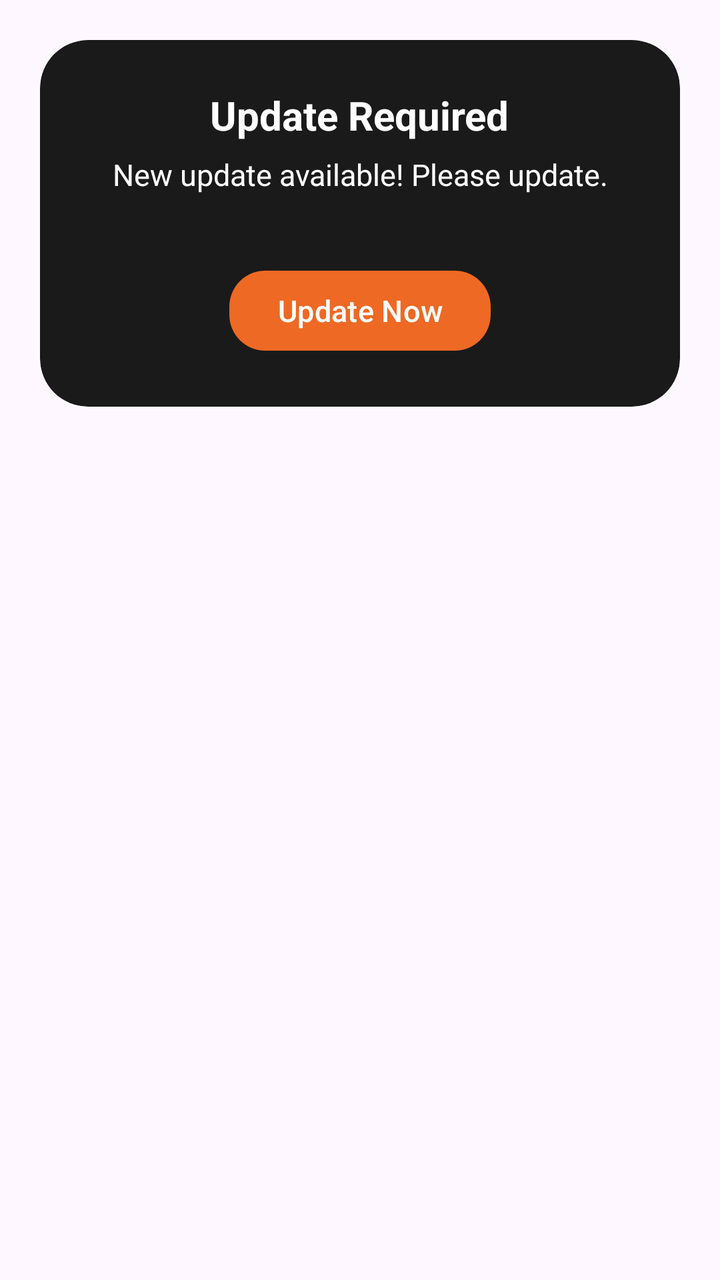
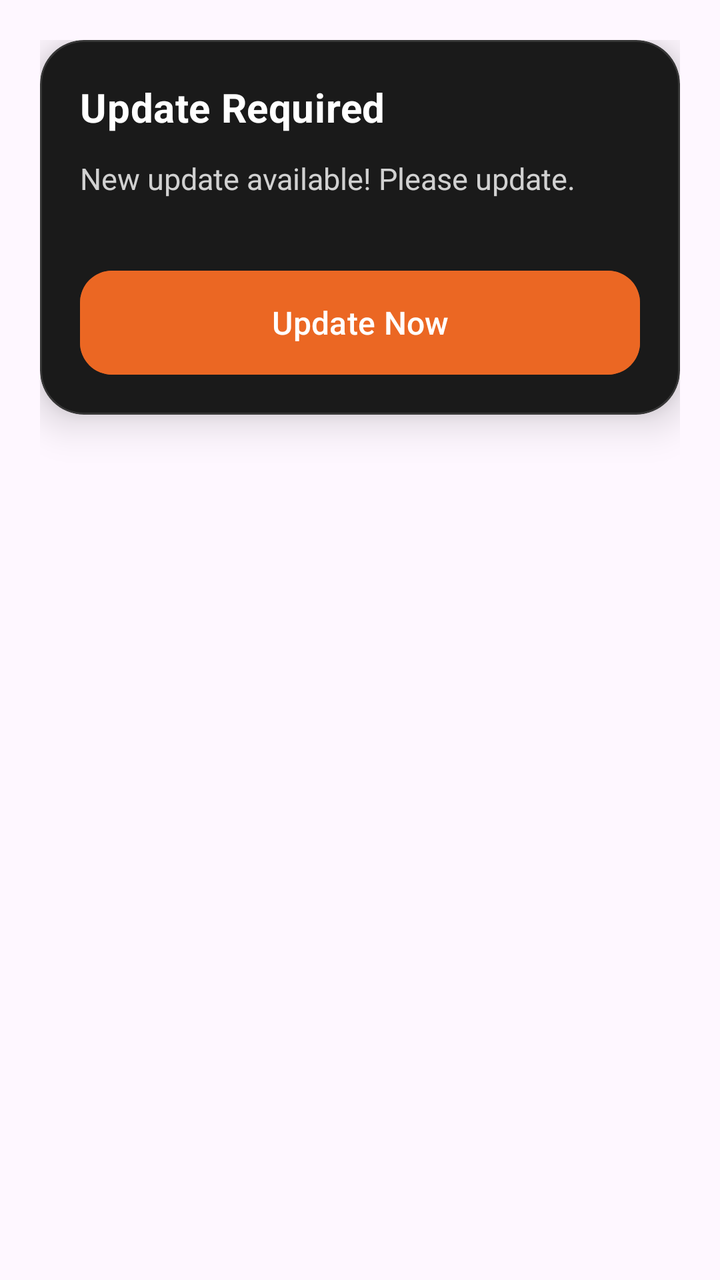

Before-and-after screenshots of an Android layout around one commit, followed by the original layout XML and the change that was made.
<!-- AndroidManifest.xml: application theme Theme.Bitbloom -->
<!-- res/layout/dialog_update.xml -->
<?xml version="1.0" encoding="utf-8"?>
<FrameLayout xmlns:android="http://schemas.android.com/apk/res/android"
    xmlns:app="http://schemas.android.com/apk/res-auto"
    android:layout_width="match_parent"
    android:layout_height="wrap_content"
    android:background="@android:color/transparent"
    android:padding="20dp">

    <com.google.android.material.card.MaterialCardView
        android:id="@+id/cardUpdate"
        android:layout_width="match_parent"
        android:layout_height="wrap_content"
        android:padding="0dp"
        app:cardBackgroundColor="@color/main_card_color"
        app:cardCornerRadius="24dp"
        app:strokeColor="@android:color/transparent"
        app:strokeWidth="0dp">

        <LinearLayout
            android:layout_width="match_parent"
            android:layout_height="wrap_content"

            android:gravity="center_horizontal"
            android:orientation="vertical"
            android:paddingStart="20dp"
            android:paddingTop="24dp"
            android:paddingEnd="20dp"
            android:paddingBottom="16dp">

            
            <TextView
                android:id="@+id/updateTitle"
                android:layout_width="wrap_content"
                android:layout_height="wrap_content"
                android:layout_marginBottom="6dp"
                android:text="@string/dialog_update_update_required"
                android:textColor="@color/white"
                android:textSize="20sp"
                android:textStyle="bold" />

            
            <TextView
                android:id="@+id/updateDesc"
                android:layout_width="wrap_content"
                android:layout_height="wrap_content"
                android:layout_marginBottom="16dp"
                android:gravity="center_horizontal"
                android:text="@string/dialog_update_new_update_available_please_update"
                android:textColor="@color/white"
                android:textSize="15sp" />

            
            <FrameLayout
                android:id="@+id/updateProgressContainer"
                android:layout_width="wrap_content"
                android:layout_height="wrap_content"
                android:layout_gravity="center_horizontal"
                android:layout_marginTop="10dp"
                android:layout_marginBottom="8dp"
                android:visibility="gone">

                <com.google.android.material.progressindicator.CircularProgressIndicator
                    android:id="@+id/updateCircle"
                    android:layout_width="48dp"
                    android:layout_height="48dp"
                    android:layout_gravity="center"
                    android:indeterminate="true"
                    app:indicatorColor="@color/light_blue"
                    app:indicatorSize="46dp"
                    app:trackColor="#A0FFFFFF"
                    app:trackThickness="6dp" />

                <TextView
                    android:id="@+id/updateLabel"
                    android:layout_width="wrap_content"
                    android:layout_height="wrap_content"
                    android:layout_gravity="center"
                    android:layout_marginTop="56dp"
                    android:gravity="center"
                    android:text="@string/dialog_update_downloading"
                    android:textColor="#B2FFFFFF"
                    android:textSize="13sp" />
            </FrameLayout>

            
            <com.google.android.material.button.MaterialButton
                android:id="@+id/updateNowBtn"
                android:layout_width="wrap_content"
                android:layout_height="wrap_content"
                android:layout_gravity="center_horizontal"
                android:layout_marginTop="18dp"
                android:layout_marginBottom="8dp"
                android:text="@string/dialog_update_update_now"
                android:textColor="@color/white"
                android:textSize="15sp"
                app:backgroundTint="@color/orange"
                app:cornerRadius="18dp" />

        </LinearLayout>
    </com.google.android.material.card.MaterialCardView>
</FrameLayout>
<!-- resources referenced by this layout -->
<resources>
  <color name="light_blue">#EE6924</color>
  <color name="main_card_color">#1A1A1A</color>
  <color name="orange">#EE6924</color>
  <color name="white">#FFFFFFFF</color>
  <string name="dialog_update_downloading">Downloading ...</string>
  <string name="dialog_update_new_update_available_please_update">New update available! Please update.</string>
  <string name="dialog_update_update_now">Update Now</string>
  <string name="dialog_update_update_required">Update Required</string>
  <style name="Theme.Bitbloom" parent="Base.Theme.Bitbloom">
          
          <item name="editTextStyle">@style/Widget.MXG.EditText.WhiteCursor</item>
          <item name="android:editTextStyle">@style/Widget.MXG.EditText.WhiteCursor</item>
  
          
          <item name="android:textCursorDrawable">@drawable/cursor_white</item>
      </style>
  <style name="Base.Theme.Bitbloom" parent="Theme.Material3.DayNight.NoActionBar">
          <item name="android:statusBarColor">@color/mxg_black</item>
          <item name="colorPrimary">@color/mxg_white</item>
          <item name="android:navigationBarColor">@color/mxg_black</item>
          <item name="android:datePickerDialogTheme">@style/BitbloomDatePickerTheme</item>
      </style>
  <style name="Widget.MXG.EditText.WhiteCursor" parent="Widget.AppCompat.EditText">
          <item name="android:textCursorDrawable">@drawable/cursor_white</item>
      </style>
  <!-- drawable cursor_white (drawable) -->
  <?xml version="1.0" encoding="utf-8"?>
  <shape xmlns:android="http://schemas.android.com/apk/res/android">
      <size android:width="2dp"/>
      <solid android:color="@android:color/white"/>
      <corners android:radius="1dp"/>
  </shape>
  <color name="mxg_black">#000000</color>
  <color name="mxg_white">#FFFFFF</color>
  <style name="BitbloomDatePickerTheme" parent="ThemeOverlay.MaterialComponents.MaterialAlertDialog">
          <item name="colorAccent">@color/status_bar_color</item> 
          <item name="android:headerBackground">@color/light_status_bar_color
          </item> 
          <item name="android:colorControlHighlight">@color/status_bar_color
          </item> 
          <item name="android:colorControlActivated">@color/status_bar_color
          </item> 
          <item name="android:textColorPrimaryInverse">@color/white</item> 
          <item name="android:textColor">@color/status_bar_color</item> 
          <item name="android:textColorPrimary">?attr/colorOnBackground</item> 
      </style>
  <color name="status_bar_color">#EE6924</color>
  <color name="light_status_bar_color">#EE6924</color>
</resources>

<!-- the commit's change to res/layout/dialog_update.xml (unified diff, before → after) -->
@@ -10,92 +10,99 @@
         android:id="@+id/cardUpdate"
         android:layout_width="match_parent"
         android:layout_height="wrap_content"
-        android:padding="0dp"
         app:cardBackgroundColor="@color/main_card_color"
-        app:cardCornerRadius="24dp"
-        app:strokeColor="@android:color/transparent"
-        app:strokeWidth="0dp">
+        app:cardCornerRadius="22dp"
+        app:cardElevation="12dp"
+        app:cardMaxElevation="12dp"
+        app:strokeColor="#1FFFFFFF"
+        app:strokeWidth="1dp">
 
-        <LinearLayout
+        
+        <FrameLayout
             android:layout_width="match_parent"
-            android:layout_height="wrap_content"
-
-            android:gravity="center_horizontal"
-            android:orientation="vertical"
-            android:paddingStart="20dp"
-            android:paddingTop="24dp"
-            android:paddingEnd="20dp"
-            android:paddingBottom="16dp">
+            android:layout_height="wrap_content">
 
             
-            <TextView
-                android:id="@+id/updateTitle"
-                android:layout_width="wrap_content"
+            <LinearLayout
+                android:layout_width="match_parent"
                 android:layout_height="wrap_content"
-                android:layout_marginBottom="6dp"
-                android:text="@string/dialog_update_update_required"
-                android:textColor="@color/white"
-                android:textSize="20sp"
-                android:textStyle="bold" />
+                android:orientation="vertical"
+                android:padding="20dp">
 
-            
-            <TextView
-                android:id="@+id/updateDesc"
-                android:layout_width="wrap_content"
-                android:layout_height="wrap_content"
-                android:layout_marginBottom="16dp"
-                android:gravity="center_horizontal"
-                android:text="@string/dialog_update_new_update_available_please_update"
-                android:textColor="@color/white"
-                android:textSize="15sp" />
+                <TextView
+                    android:id="@+id/updateTitle"
+                    android:layout_width="match_parent"
+                    android:layout_height="wrap_content"
+                    android:letterSpacing="0.01"
+                    android:text="@string/dialog_update_update_required"
+                    android:textColor="@color/white"
+                    android:textSize="20sp"
+                    android:textStyle="bold" />
+
+                <TextView
+                    android:id="@+id/updateDesc"
+                    android:layout_width="match_parent"
+                    android:layout_height="wrap_content"
+                    android:layout_marginTop="12dp"
+                    android:lineHeight="22sp"
+                    android:text="@string/dialog_update_new_update_available_please_update"
+                    android:textColor="#CCFFFFFF"
+                    android:textSize="15sp" />
+
+                <com.google.android.material.button.MaterialButton
+                    android:id="@+id/updateNowBtn"
+                    android:layout_width="match_parent"
+                    android:layout_height="52dp"
+                    android:layout_marginTop="36dp"
+                    android:backgroundTint="@color/orange"
+                    android:insetTop="0dp"
+                    android:insetBottom="0dp"
+                    android:text="@string/dialog_update_update_now"
+                    android:textAllCaps="false"
+                    android:textColor="@color/white"
+                    android:textSize="16sp"
+                    app:cornerRadius="16dp"
+                    app:rippleColor="#33FFFFFF" />
+            </LinearLayout>
 
             
             <FrameLayout
                 android:id="@+id/updateProgressContainer"
-                android:layout_width="wrap_content"
-                android:layout_height="wrap_content"
-                android:layout_gravity="center_horizontal"
-                android:layout_marginTop="10dp"
-                android:layout_marginBottom="8dp"
+                android:layout_width="match_parent"
+                android:layout_height="match_parent"
+                android:background="#B3000000"
+                android:clickable="true"
+                android:focusable="true"
                 android:visibility="gone">
 
-                <com.google.android.material.progressindicator.CircularProgressIndicator
-                    android:id="@+id/updateCircle"
-                    android:layout_width="48dp"
-                    android:layout_height="48dp"
-                    android:layout_gravity="center"
-                    android:indeterminate="true"
-                    app:indicatorColor="@color/light_blue"
-                    app:indicatorSize="46dp"
-                    app:trackColor="#A0FFFFFF"
-                    app:trackThickness="6dp" />
-
-                <TextView
-                    android:id="@+id/updateLabel"
+                <LinearLayout
                     android:layout_width="wrap_content"
                     android:layout_height="wrap_content"
                     android:layout_gravity="center"
-                    android:layout_marginTop="56dp"
+                    android:background="@drawable/bg_update_overlay_card"
                     android:gravity="center"
-                    android:text="@string/dialog_update_downloading"
-                    android:textColor="#B2FFFFFF"
-                    android:textSize="13sp" />
+                    android:orientation="vertical"
+                    android:padding="18dp">
+
+                    <com.google.android.material.progressindicator.CircularProgressIndicator
+                        android:id="@+id/updateCircle"
+                        android:layout_width="56dp"
+                        android:layout_height="56dp"
+                        android:indeterminate="true"
+                        app:indicatorColor="@color/light_blue"
+                        app:trackColor="#3DFFFFFF"
+                        app:trackThickness="6dp" />
+
+                    <TextView
+                        android:id="@+id/updateLabel"
+                        android:layout_width="wrap_content"
+                        android:layout_height="wrap_content"
+                        android:layout_marginTop="12dp"
+                        android:text="@string/dialog_update_downloading"
+                        android:textColor="#E6FFFFFF"
+                        android:textSize="13sp" />
+                </LinearLayout>
             </FrameLayout>
-
-            
-            <com.google.android.material.button.MaterialButton
-                android:id="@+id/updateNowBtn"
-                android:layout_width="wrap_content"
-                android:layout_height="wrap_content"
-                android:layout_gravity="center_horizontal"
-                android:layout_marginTop="18dp"
-                android:layout_marginBottom="8dp"
-                android:text="@string/dialog_update_update_now"
-                android:textColor="@color/white"
-                android:textSize="15sp"
-                app:backgroundTint="@color/orange"
-                app:cornerRadius="18dp" />
-
-        </LinearLayout>
+        </FrameLayout>
     </com.google.android.material.card.MaterialCardView>
 </FrameLayout>
<!-- resource entries referenced after the edit -->
@@ -2,8 +2,16 @@
 <resources>
   <color name="light_blue">#EE6924</color>
   <color name="main_card_color">#1A1A1A</color>
-  <color name="orange">#EE6924</color>
+  <color name="orange">#E1EE6924</color>
   <color name="white">#FFFFFFFF</color>
+  <!-- drawable bg_update_overlay_card (drawable) -->
+  <?xml version="1.0" encoding="utf-8"?>
+  <shape xmlns:android="http://schemas.android.com/apk/res/android">
+      <corners android:radius="16dp"/>
+      <solid android:color="@color/main_card_color"/>
+      <stroke android:width="1dp" android:color="#1AFFFFFF"/>
+      <padding android:left="16dp" android:top="16dp" android:right="16dp" android:bottom="16dp"/>
+  </shape>
   <string name="dialog_update_downloading">Downloading ...</string>
   <string name="dialog_update_new_update_available_please_update">New update available! Please update.</string>
   <string name="dialog_update_update_now">Update Now</string>
